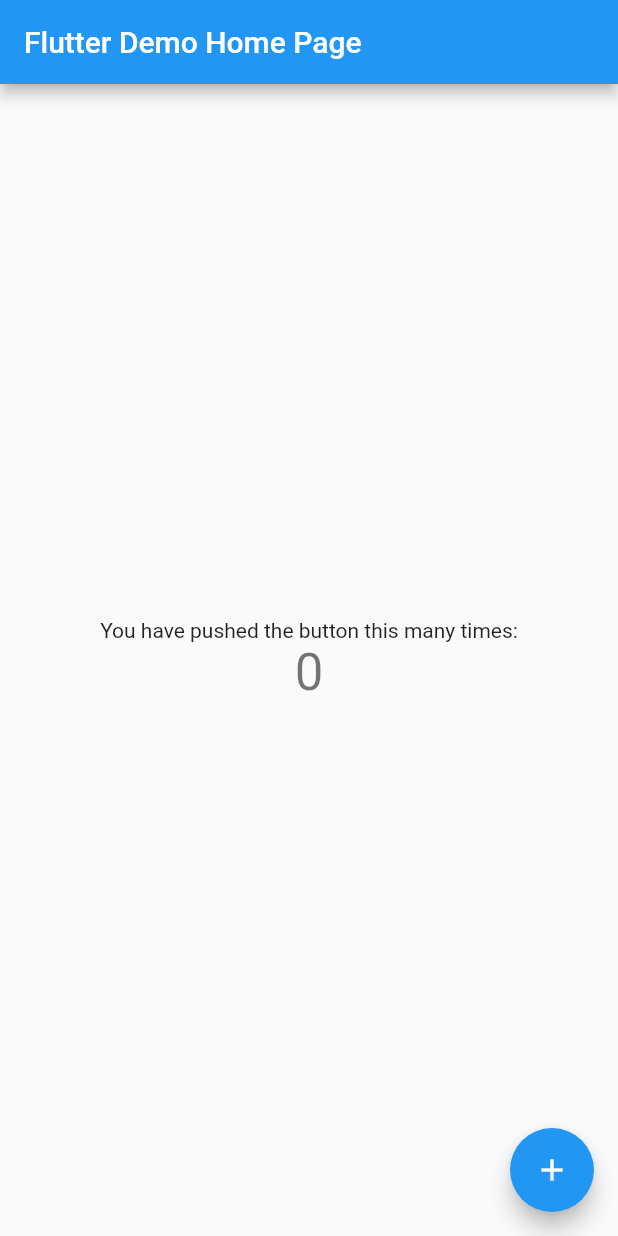
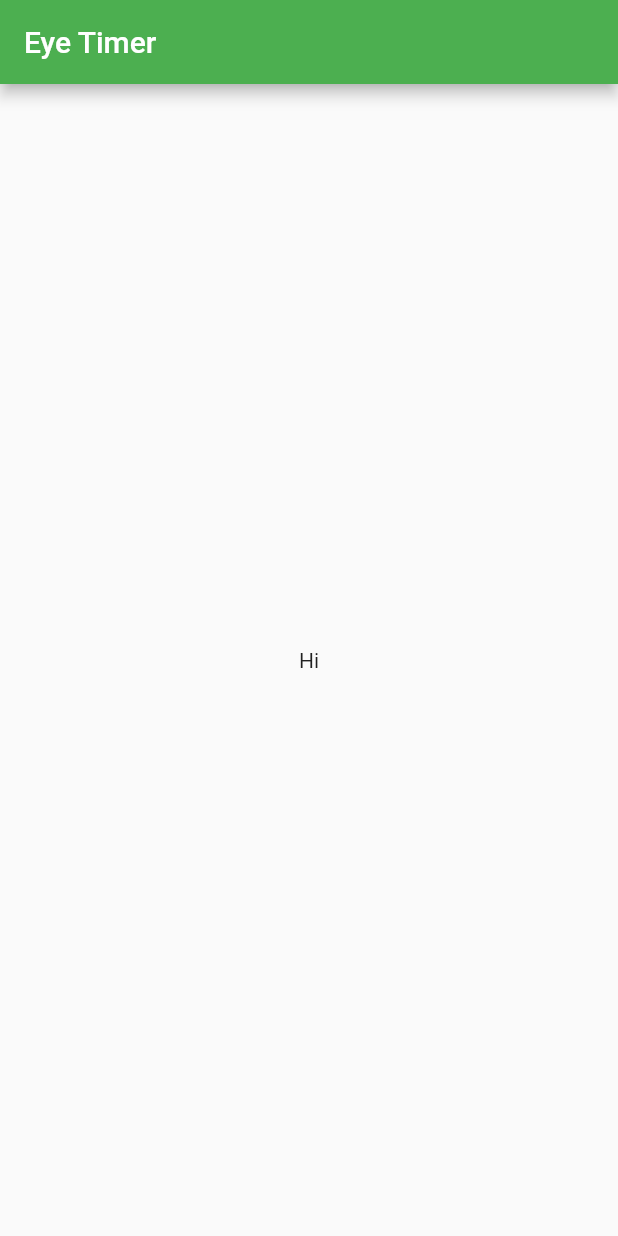
Before and after one commit to MatthieuNadeau96/eye_trainer, a Flutter app: the screen it shows after launch, on a phone screen of 412 x 824 dp. Run offline on Flutter 3.47's test engine with Material 2 defaults, Android fonts, the phone set to English and light mode, and no system bars.

Commit message:
removed boiler code

```diff
--- a/lib/main.dart
+++ b/lib/main.dart
@@ -3,109 +3,31 @@ import 'package:flutter/material.dart';
 void main() => runApp(MyApp());
 
 class MyApp extends StatelessWidget {
-  // This widget is the root of your application.
   @override
   Widget build(BuildContext context) {
     return MaterialApp(
-      title: 'Flutter Demo',
+      title: 'Eye Timer',
       theme: ThemeData(
-        // This is the theme of your application.
-        //
-        // Try running your application with "flutter run". You'll see the
-        // application has a blue toolbar. Then, without quitting the app, try
-        // changing the primarySwatch below to Colors.green and then invoke
-        // "hot reload" (press "r" in the console where you ran "flutter run",
-        // or simply save your changes to "hot reload" in a Flutter IDE).
-        // Notice that the counter didn't reset back to zero; the application
-        // is not restarted.
-        primarySwatch: Colors.blue,
+        primaryColor: Colors.green,
       ),
-      home: MyHomePage(title: 'Flutter Demo Home Page'),
+      home: MyHomePage(),
     );
   }
 }
 
 class MyHomePage extends StatefulWidget {
-  MyHomePage({Key key, this.title}) : super(key: key);
-
-  // This widget is the home page of your application. It is stateful, meaning
-  // that it has a State object (defined below) that contains fields that affect
-  // how it looks.
-
-  // This class is the configuration for the state. It holds the values (in this
-  // case the title) provided by the parent (in this case the App widget) and
-  // used by the build method of the State. Fields in a Widget subclass are
-  // always marked "final".
-
-  final String title;
-
   @override
   _MyHomePageState createState() => _MyHomePageState();
 }
 
 class _MyHomePageState extends State<MyHomePage> {
-  int _counter = 0;
-
-  void _incrementCounter() {
-    setState(() {
-      // This call to setState tells the Flutter framework that something has
-      // changed in this State, which causes it to rerun the build method below
-      // so that the display can reflect the updated values. If we changed
-      // _counter without calling setState(), then the build method would not be
-      // called again, and so nothing would appear to happen.
-      _counter++;
-    });
-  }
-
   @override
   Widget build(BuildContext context) {
-    // This method is rerun every time setState is called, for instance as done
-    // by the _incrementCounter method above.
-    //
-    // The Flutter framework has been optimized to make rerunning build methods
-    // fast, so that you can just rebuild anything that needs updating rather
-    // than having to individually change instances of widgets.
     return Scaffold(
       appBar: AppBar(
-        // Here we take the value from the MyHomePage object that was created by
-        // the App.build method, and use it to set our appbar title.
-        title: Text(widget.title),
+        title: Text('Eye Timer'),
       ),
-      body: Center(
-        // Center is a layout widget. It takes a single child and positions it
-        // in the middle of the parent.
-        child: Column(
-          // Column is also a layout widget. It takes a list of children and
-          // arranges them vertically. By default, it sizes itself to fit its
-          // children horizontally, and tries to be as tall as its parent.
-          //
-          // Invoke "debug painting" (press "p" in the console, choose the
-          // "Toggle Debug Paint" action from the Flutter Inspector in Android
-          // Studio, or the "Toggle Debug Paint" command in Visual Studio Code)
-          // to see the wireframe for each widget.
-          //
-          // Column has various properties to control how it sizes itself and
-          // how it positions its children. Here we use mainAxisAlignment to
-          // center the children vertically; the main axis here is the vertical
-          // axis because Columns are vertical (the cross axis would be
-          // horizontal).
-          mainAxisAlignment: MainAxisAlignment.center,
-          children: <Widget>[
-            Text(
-              'You have pushed the button this many times:',
-            ),
-            Text(
-              '$_counter',
-              style: Theme.of(context).textTheme.display1,
-            ),
-          ],
-        ),
-      ),
-      floatingActionButton: FloatingActionButton(
-        onPressed: _incrementCounter,
-        tooltip: 'Increment',
-        child: Icon(Icons.add),
-      ), // This trailing comma makes auto-formatting nicer for build methods.
+      body: Center(child: Text('Hi')),
     );
   }
 }
```
